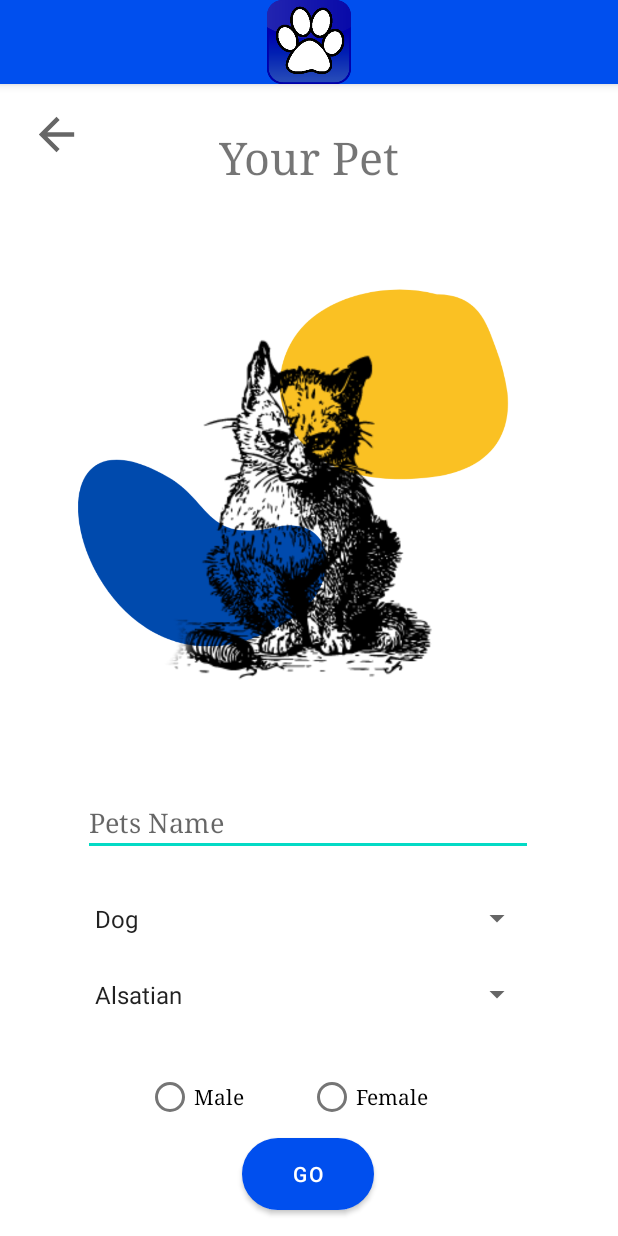
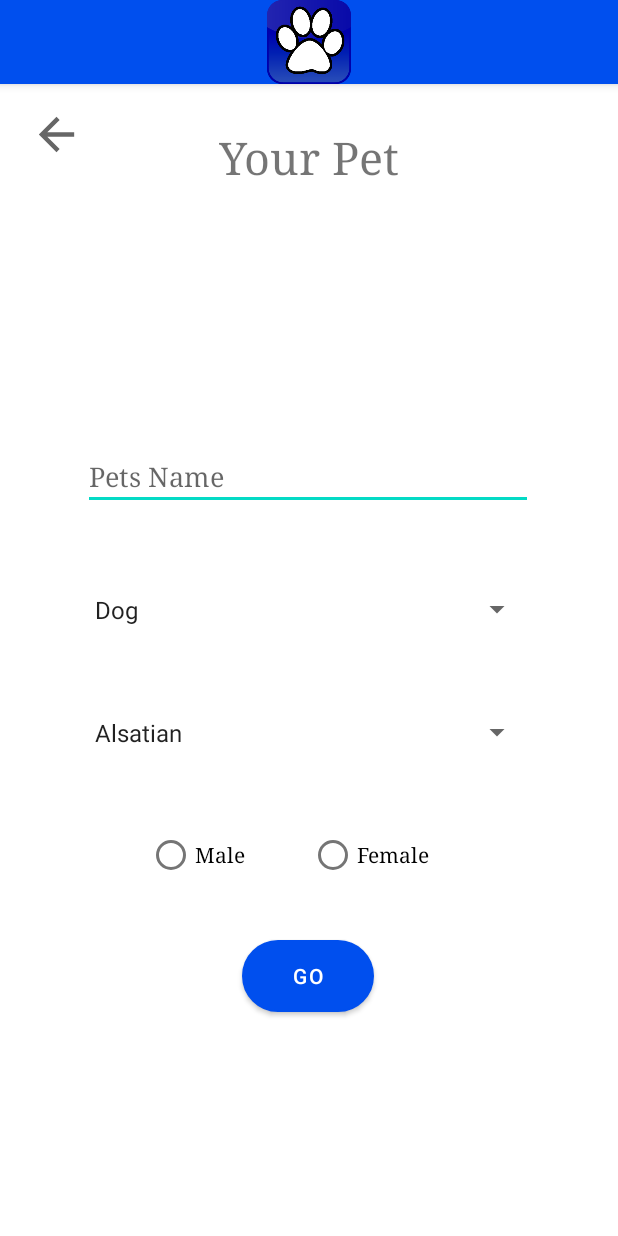
Before and after one commit to MobileNetworksUWS/PetsopediaApp, an Android app: the Questionnaire screen opened directly, with no data from a screen before it, on a phone screen of 412 x 824 dp. Run offline under Robolectric (Android 15) with nearby library versions, the light colour scheme and no system bars.

Commit message:
Added general information for the dogs and tidied up some pages.

```diff
--- a/app/src/main/java/com/example/petsopedia/MapsActivity.java
+++ b/app/src/main/java/com/example/petsopedia/MapsActivity.java
@@ -38,10 +38,6 @@ import com.google.android.gms.maps.model.MarkerOptions;
 
 import java.io.IOException;
 import java.util.List;
-
-/**
- * @author Ankit Singh On 29/09/2019
- */
 
 public class MapsActivity extends AppCompatActivity implements OnMapReadyCallback,
         GoogleApiClient.ConnectionCallbacks,
--- a/app/src/main/java/com/example/petsopedia/Questionnaire.java
+++ b/app/src/main/java/com/example/petsopedia/Questionnaire.java
@@ -40,6 +40,7 @@ public class Questionnaire extends AppCompatActivity {
             }
         });
 
+        String[] petTypes = {"Dog", "Cat", "Rabbit"};
         String[] dogBreeds = {"Alsatian", "Border Collie", "Labrador"};
         String[] catBreeds = {"Bombay", "British Shorthair", "Persian"};
         String[] rabbitBreeds = {"Dutch", "English Lop", "Flemish Giant"};
@@ -50,8 +51,8 @@ public class Questionnaire extends AppCompatActivity {
         EditText petName  = (EditText) findViewById(R.id.petName);
 
 // ~~~ create an ArrayAdapter using the string array and a default spinner layout
-        ArrayAdapter<CharSequence> typeAdapter = ArrayAdapter.createFromResource(this,
-                R.array.pet_type, android.R.layout.simple_spinner_item);
+        ArrayAdapter<CharSequence> typeAdapter = new ArrayAdapter<>(this,
+                android.R.layout.simple_spinner_item, petTypes);
         ArrayAdapter<CharSequence> dogBreedAdapter = new ArrayAdapter<CharSequence>(this,
                 android.R.layout.simple_spinner_item, dogBreeds);
         ArrayAdapter<CharSequence> catBreedAdapter = new ArrayAdapter<CharSequence>(this,
--- a/app/src/main/res/layout/cats.xml
+++ b/app/src/main/res/layout/cats.xml
@@ -31,7 +31,7 @@
         app:layout_constraintHorizontal_bias="0.0"
         app:layout_constraintStart_toStartOf="parent"
         app:layout_constraintTop_toTopOf="parent"
-        app:layout_constraintVertical_bias="0.768"></ListView>
+        app:layout_constraintVertical_bias="0.816"></ListView>
 
     <TextView
         android:id="@+id/chooseBreed"
--- a/app/src/main/res/layout/dogs.xml
+++ b/app/src/main/res/layout/dogs.xml
@@ -45,7 +45,7 @@
         app:layout_constraintHorizontal_bias="0.0"
         app:layout_constraintStart_toStartOf="parent"
         app:layout_constraintTop_toTopOf="parent"
-        app:layout_constraintVertical_bias="0.768"></ListView>
+        app:layout_constraintVertical_bias="0.816"></ListView>
 
     <ImageView
         android:id="@+id/backDogs"
@@ -63,8 +63,8 @@
 
     <ImageView
         android:id="@+id/imageView3"
-        android:layout_width="387dp"
-        android:layout_height="385dp"
+        android:layout_width="352dp"
+        android:layout_height="350dp"
         app:layout_constraintBottom_toBottomOf="parent"
         app:layout_constraintEnd_toEndOf="parent"
         app:layout_constraintStart_toStartOf="parent"
--- a/app/src/main/res/layout/questionnaire.xml
+++ b/app/src/main/res/layout/questionnaire.xml
@@ -48,7 +48,34 @@
         app:layout_constraintHorizontal_bias="0.495"
         app:layout_constraintStart_toStartOf="parent"
         app:layout_constraintTop_toTopOf="parent"
-        app:layout_constraintVertical_bias="0.65" />
+        app:layout_constraintVertical_bias="0.331" />
+
+    <Spinner
+        android:id="@+id/which_spinner"
+        android:layout_width="@dimen/textfield_width"
+        android:layout_height="@dimen/spinner_height"
+        android:fontFamily="serif"
+        android:labelFor="@id/which_spinner"
+        android:text="@string/pet_type"
+        app:layout_constraintBottom_toBottomOf="parent"
+        app:layout_constraintEnd_toEndOf="parent"
+        app:layout_constraintHorizontal_bias="0.495"
+        app:layout_constraintStart_toStartOf="parent"
+        app:layout_constraintTop_toTopOf="parent"
+        app:layout_constraintVertical_bias="0.454" />
+
+    <Button
+        android:id="@+id/goQuestionnaire"
+        android:layout_width="wrap_content"
+        android:layout_height="wrap_content"
+        android:background="@drawable/buttons"
+        android:text="@string/go_button"
+        app:layout_constraintBottom_toBottomOf="parent"
+        app:layout_constraintEnd_toEndOf="parent"
+        app:layout_constraintHorizontal_bias="0.498"
+        app:layout_constraintStart_toStartOf="parent"
+        app:layout_constraintTop_toTopOf="parent"
+        app:layout_constraintVertical_bias="0.793" />
 
     <Spinner
         android:id="@+id/breed_spinner"
@@ -62,33 +89,19 @@
         app:layout_constraintHorizontal_bias="0.495"
         app:layout_constraintStart_toStartOf="parent"
         app:layout_constraintTop_toTopOf="parent"
-        app:layout_constraintVertical_bias="0.804" />
-
-    <Spinner
-        android:id="@+id/which_spinner"
-        android:layout_width="@dimen/textfield_width"
-        android:layout_height="@dimen/spinner_height"
-        android:fontFamily="serif"
-        android:labelFor="@id/which_spinner"
-        android:text="@string/pet_type"
-        app:layout_constraintBottom_toBottomOf="parent"
-        app:layout_constraintEnd_toEndOf="parent"
-        app:layout_constraintHorizontal_bias="0.495"
-        app:layout_constraintStart_toStartOf="parent"
-        app:layout_constraintTop_toTopOf="parent"
-        app:layout_constraintVertical_bias="0.735" />
+        app:layout_constraintVertical_bias="0.566" />
 
     <LinearLayout
         android:id="@+id/linearLayout"
-        android:layout_width="216dp"
-        android:layout_height="wrap_content"
+        android:layout_width="218dp"
+        android:layout_height="42dp"
         android:orientation="vertical"
         app:layout_constraintBottom_toBottomOf="parent"
         app:layout_constraintEnd_toEndOf="parent"
-        app:layout_constraintHorizontal_bias="0.497"
+        app:layout_constraintHorizontal_bias="0.505"
         app:layout_constraintStart_toStartOf="parent"
         app:layout_constraintTop_toTopOf="parent"
-        app:layout_constraintVertical_bias="0.9">
+        app:layout_constraintVertical_bias="0.680">
 
         <RadioGroup
             android:id="@+id/radioGroup"
@@ -106,36 +119,12 @@
             <RadioButton
                 android:id="@+id/femaleRadio"
                 android:layout_width="108dp"
+                android:layout_height="match_parent"
                 android:fontFamily="serif"
-                android:layout_height="match_parent"
                 android:text="@string/female" />
 
         </RadioGroup>
 
     </LinearLayout>
 
-    <Button
-        android:id="@+id/goQuestionnaire"
-        android:layout_width="wrap_content"
-        android:layout_height="wrap_content"
-        android:background="@drawable/buttons"
-        android:text="@string/go_button"
-        app:layout_constraintBottom_toBottomOf="parent"
-        app:layout_constraintEnd_toEndOf="parent"
-        app:layout_constraintHorizontal_bias="0.498"
-        app:layout_constraintStart_toStartOf="parent"
-        app:layout_constraintTop_toTopOf="parent"
-        app:layout_constraintVertical_bias="0.976" />
-
-        <ImageView
-        android:id="@+id/imageView5"
-        android:layout_width="417dp"
-        android:layout_height="538dp"
-        app:layout_constraintBottom_toBottomOf="parent"
-        app:layout_constraintEnd_toEndOf="parent"
-        app:layout_constraintStart_toStartOf="parent"
-        app:layout_constraintTop_toTopOf="parent"
-        app:layout_constraintVertical_bias="0.0"
-        app:srcCompat="@drawable/cat2" />
-
 </androidx.constraintlayout.widget.ConstraintLayout>
--- a/app/src/main/res/layout/rabbits.xml
+++ b/app/src/main/res/layout/rabbits.xml
@@ -44,7 +44,7 @@
         app:layout_constraintHorizontal_bias="0.0"
         app:layout_constraintStart_toStartOf="parent"
         app:layout_constraintTop_toTopOf="parent"
-        app:layout_constraintVertical_bias="0.768"></ListView>
+        app:layout_constraintVertical_bias="0.816"></ListView>
 
 
     <ImageView
@@ -62,8 +62,8 @@
 
     <ImageView
         android:id="@+id/imageView2"
-        android:layout_width="399dp"
-        android:layout_height="443dp"
+        android:layout_width="386dp"
+        android:layout_height="405dp"
         app:layout_constraintBottom_toBottomOf="parent"
         app:layout_constraintEnd_toEndOf="parent"
         app:layout_constraintStart_toStartOf="parent"
```
Also changed, not shown: app/src/main/res/layout/activity_main.xml (+4 -4 lines), app/src/main/res/layout/activity_maps.xml (+18 -30 lines), app/src/main/res/layout/explore.xml (+7 -7 lines), app/src/main/res/layout/pet_info_alsatian.xml (+8 -8 lines), app/src/main/res/layout/pet_info_collie.xml (+8 -8 lines), app/src/main/res/values/strings.xml (+21 -9 lines).
